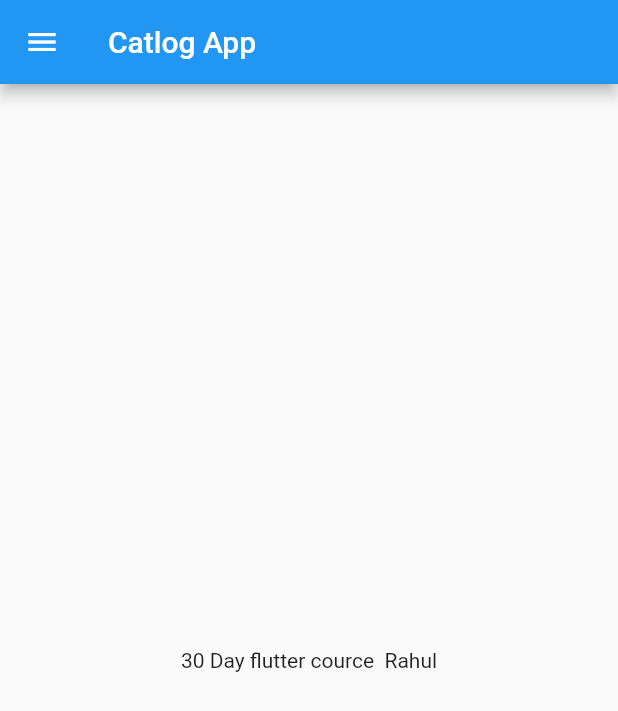
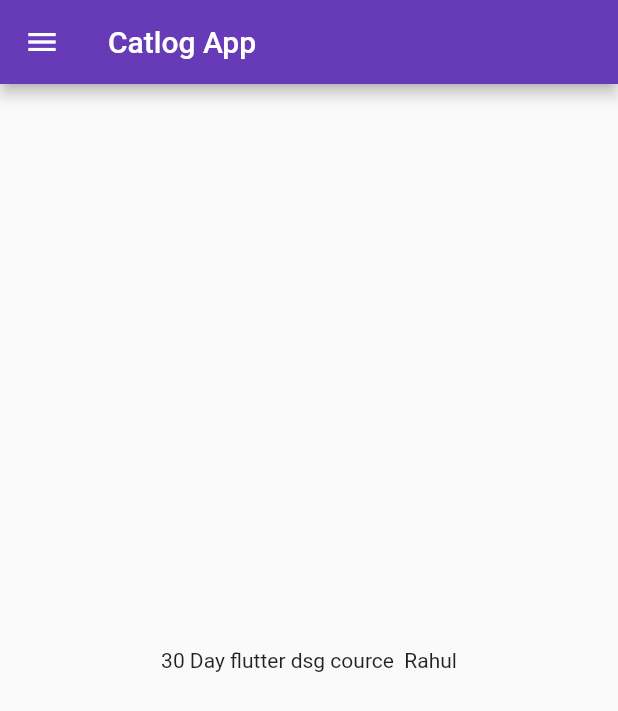
Before and after one commit to RahulYadavLog/Flutter9Hour, a Flutter app: the screen it shows after launch, on a phone screen of 412 x 824 dp. Shown: the top 711 px of the screen. Run offline on Flutter 3.47's test engine with Material 2 defaults, Android fonts, the phone set to English and light mode, and no system bars; statements that could not run were skipped.

Commit message:
Day 3 Completed

```diff
--- a/samapleapp/lib/main.dart
+++ b/samapleapp/lib/main.dart
@@ -1,5 +1,6 @@
 import 'package:flutter/material.dart';
-import 'package:samapleapp/home_page.dart';
+import 'package:samapleapp/pages/home_page.dart';
+import 'package:samapleapp/pages/login_pages.dart';
 
 void main() {
   runApp(MyApp());
@@ -10,9 +11,23 @@ class MyApp extends StatelessWidget {
 
   @override
   Widget build(BuildContext context) {
+    bringVegitable(thaila: true);
     return MaterialApp(
-      home:HomePage()
+      // home:HomePage(),
+      themeMode: ThemeMode.light,
+      theme: ThemeData(primarySwatch: Colors.deepPurple),
+      darkTheme: ThemeData(brightness: Brightness.dark),
+      initialRoute: "/login",
+      routes: {
+        "/":(context)=>LoginPage(),
+        "/login":(context)=> HomePage()
+      },
     );
 
   }
+
+  bringVegitable({@required bool thaila=false,int rupee=100})
+  {
+
+  }
 }
--- a/samapleapp/lib/home_page.dart
+++ b/samapleapp/lib/pages/home_page.dart
@@ -14,7 +14,7 @@ final String name="Rahul";
       body:
      Center(child:
     Container(child:
-    Text("$day Day flutter cource  $name"),
+    Text("$day Day flutter dsg cource  $name"),
     ),
 
     ),
```
Also changed, not shown: samapleapp/lib/pages/login_pages.dart (added, +17 -0 lines).
